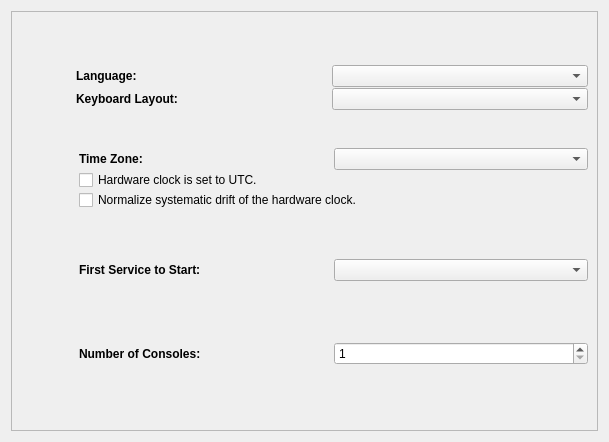
First picture: the form in kde4/system-manager/manager/ui/main.ui, repository pars-linux/uludag, before the edit.
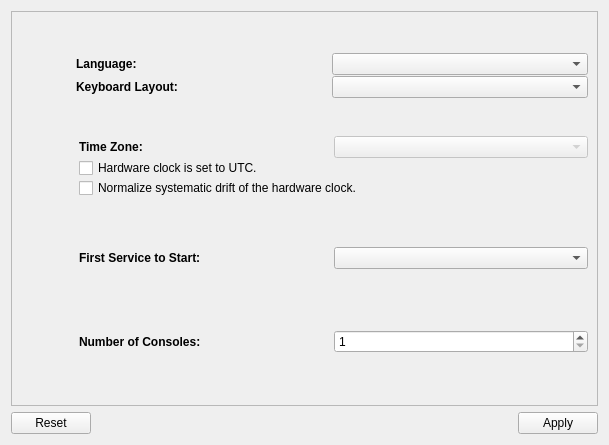
Second picture: the form after the edit.

Commit message: Ready to release

What changed in the file:
```diff
--- a/kde4/system-manager/manager/ui/main.ui
+++ b/kde4/system-manager/manager/ui/main.ui
@@ -7,7 +7,7 @@
     <x>0</x>
     <y>0</y>
     <width>609</width>
-    <height>442</height>
+    <height>445</height>
    </rect>
   </property>
   <property name="windowTitle">
@@ -210,7 +210,11 @@
            </widget>
           </item>
           <item row="0" column="1">
-           <widget class="QComboBox" name="comboTimeZone"/>
+           <widget class="QComboBox" name="comboTimeZone">
+            <property name="enabled">
+             <bool>false</bool>
+            </property>
+           </widget>
           </item>
           <item row="1" column="0" colspan="2">
            <widget class="QCheckBox" name="checkUTC">
@@ -424,6 +428,13 @@
      </layout>
     </widget>
    </item>
+   <item>
+    <widget class="QDialogButtonBox" name="buttonBox">
+     <property name="standardButtons">
+      <set>QDialogButtonBox::Apply|QDialogButtonBox::Reset</set>
+     </property>
+    </widget>
+   </item>
   </layout>
  </widget>
  <resources/>
```
The commit also changes 2 other files.
